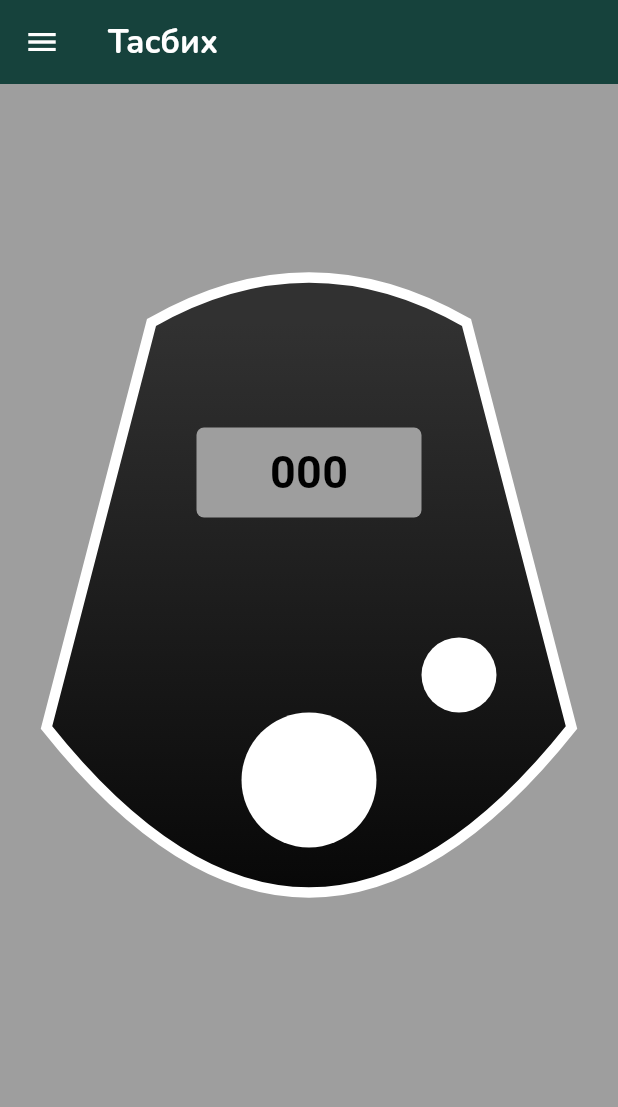
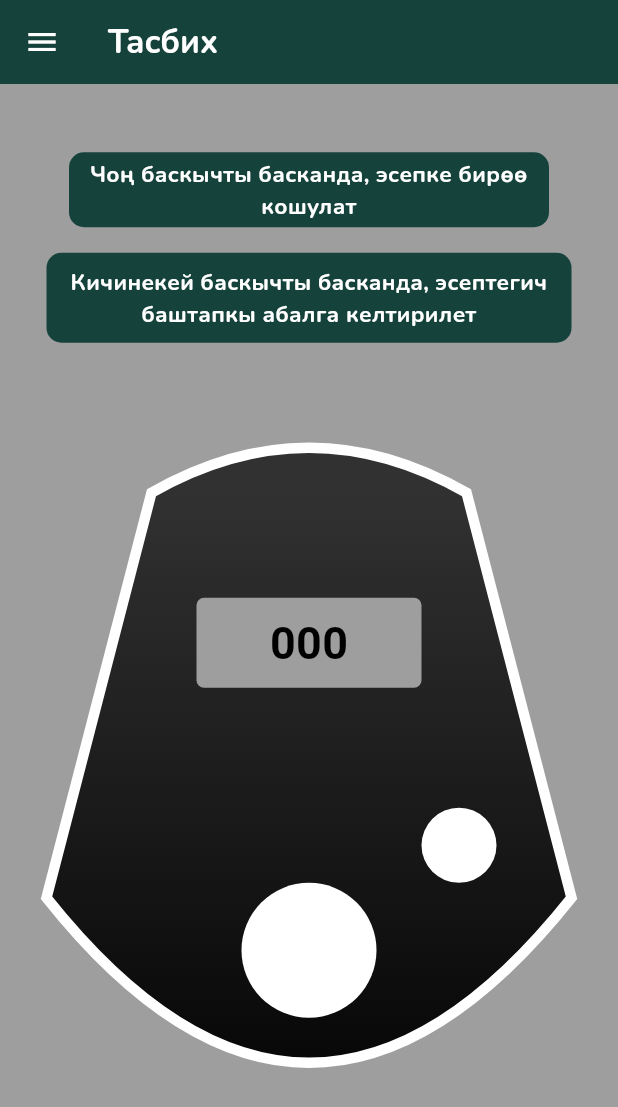
Before and after one commit to adilet3401/deenly-app, a Flutter app: the screen it shows after launch, in the side drawer, after a tap on "Тасбих", on a phone screen of 412 x 824 dp. Shown: the top 1107 px of the screen. Run offline on Flutter 3.47's test engine with Material 3 defaults, Android fonts, the phone set to English and light mode, and no system bars; our stand-ins replace font_awesome_flutter, google_fonts, shared_preferences, vibration; Roboto replaces fonts that are missing (Digital).

Commit message:
оуоу

```diff
--- a/lib/widgets/tasbih_page.dart
+++ b/lib/widgets/tasbih_page.dart
@@ -1,5 +1,6 @@
 import 'package:flutter/material.dart';
 import 'package:google_fonts/google_fonts.dart';
+import 'package:sabr/text_styles/title_theme.dart';
 import 'package:sabr/widgets/app_drawer.dart';
 import 'package:shared_preferences/shared_preferences.dart';
 import 'package:vibration/vibration.dart';
@@ -86,6 +87,10 @@ class TasbihPageState extends State<TasbihPage> {
 
   @override
   Widget build(BuildContext context) {
+    final isDark = Theme.of(context).brightness == Brightness.dark;
+    final containerColor = isDark ? Colors.grey[900] : const Color(0xff16423C);
+    final textColor = isDark ? Colors.black : Colors.white; // <--- добавьте это
+
     return Scaffold(
       backgroundColor: Colors.grey,
       appBar: AppBar(
@@ -100,11 +105,61 @@ class TasbihPageState extends State<TasbihPage> {
         ),
       ),
       drawer: AppDrawer(),
-      body: Center(
+      body: Column(
+        mainAxisAlignment: MainAxisAlignment.center,
+        children: [
+          Padding(
+            padding: const EdgeInsets.only(bottom: 100),
+            child: Column(
+              children: [
+                Container(
+                  width: 320,
+                  height: 50,
+                  decoration: BoxDecoration(
+                    color: containerColor,
+                    borderRadius: BorderRadius.circular(10),
+                  ),
+                  child: Center(
+                    child: Text(
+                      'Чоң баскычты басканда, эсепке бирөө кошулат',
+                      style: TextStyless.salavatTitle.copyWith(
+                        fontSize: 15,
+                        color: textColor, // <--- вот тут
+                      ),
+                      textAlign: TextAlign.center,
+                    ),
+                  ),
+                ),
+                SizedBox(height: 17),
+                Container(
+                  width: 350,
+                  height: 60,
+                  decoration: BoxDecoration(
+                    color: containerColor,
+                    borderRadius: BorderRadius.circular(10),
+                  ),
+                  child: Center(
+                    child: Text(
+                      'Кичинекей баскычты басканда, эсептегич баштапкы абалга келтирилет',
+                      style: TextStyless.salavatTitle.copyWith(
+                        fontSize: 15,
+                        color: textColor, // <--- и тут
+                      ),
+                      textAlign: TextAlign.center,
+                    ),
+                  ),
+                ),
+              ],
+            ),
+          ),
+          Center(
             child: Stack(
               alignment: Alignment.center,
               children: [
-            CustomPaint(size: const Size(350, 450), painter: TasbihPainter()),
+                CustomPaint(
+                  size: const Size(350, 450),
+                  painter: TasbihPainter(),
+                ),
                 Positioned(
                   top: 70,
                   child: Container(
@@ -183,6 +238,8 @@ class TasbihPageState extends State<TasbihPage> {
               ],
             ),
           ),
+        ],
+      ),
     );
   }
 }
```
Lines whose indentation alone changed are shown as unchanged.
